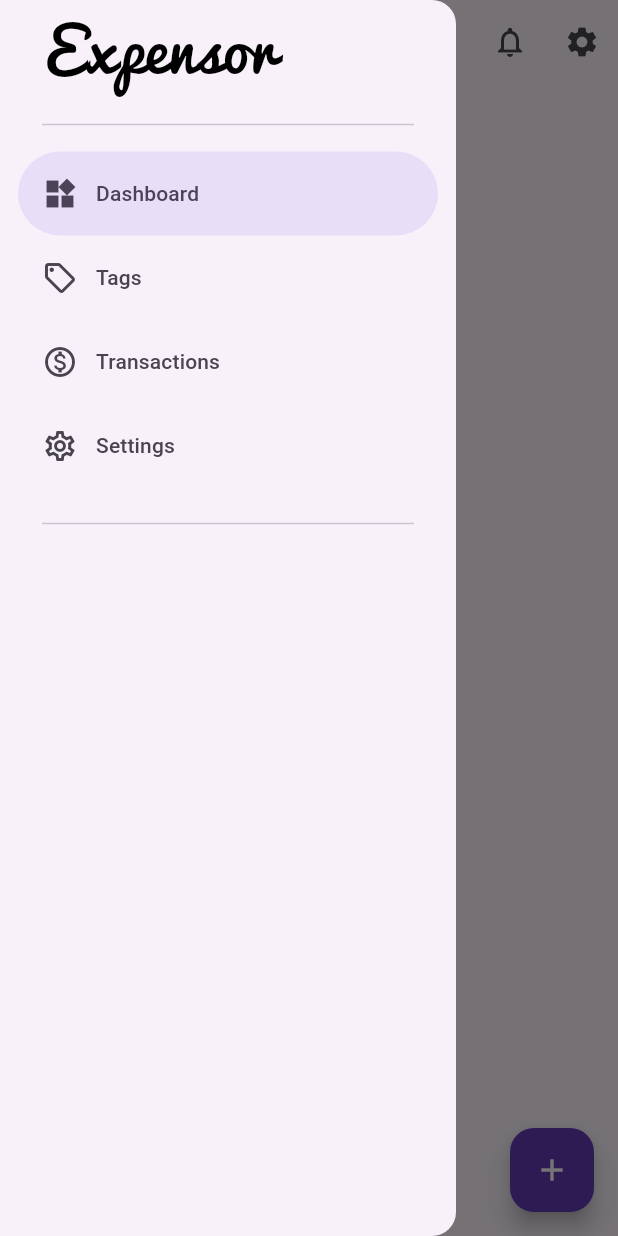
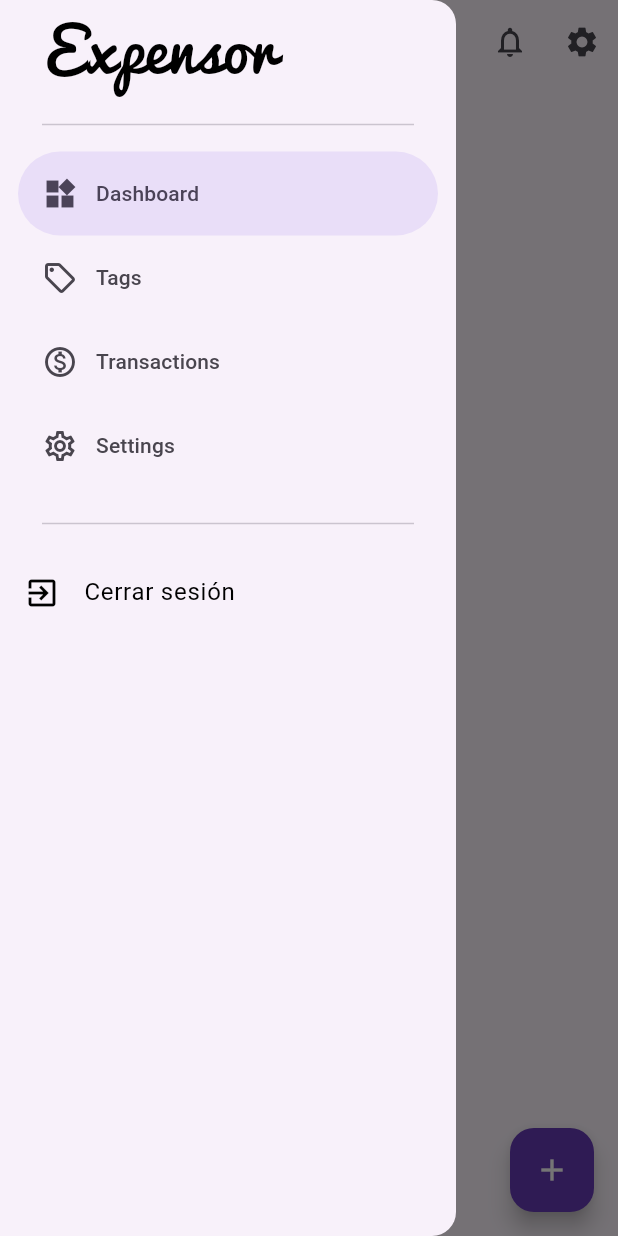
Before and after one commit to javiamdazo/expensor, a Flutter app: the DashboardPage screen opened directly, with the side drawer open, on a phone screen of 412 x 824 dp. Run offline on Flutter 3.47's test engine with Material 3 defaults, Android fonts, the phone set to English and light mode, and no system bars.

Commit message:
Update drawer

```diff
--- a/lib/pages/dashboard_page.dart
+++ b/lib/pages/dashboard_page.dart
@@ -142,6 +142,13 @@ class _DashboardPageState extends State<DashboardPage> {
           padding: EdgeInsets.fromLTRB(28, 16, 28, 10),
           child: Divider(),
         ),
+        ListTile(
+          leading: const Icon(Icons.exit_to_app, color: Colors.black),
+          title: const Text('Cerrar sesión', style: TextStyle(color: Colors.black)),
+          onTap: () {
+          // Añade aquí la lógica para cerrar sesión
+        },
+      ),
       ],
     );
   }
```
